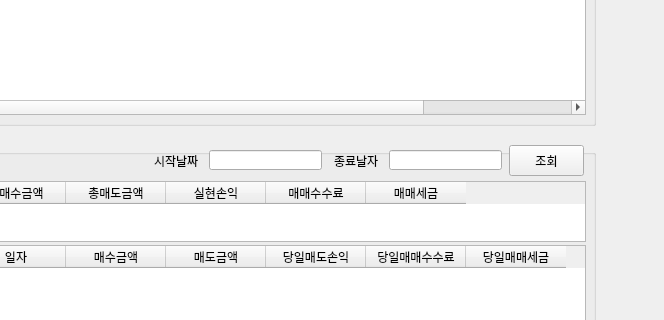
Above: MyTrader.ui from pjm8702/jasam before the change; both pictures show x 385 to 1049 and y 195 to 515 of the 1308 by 856 pixel window. Below: the same form after it.
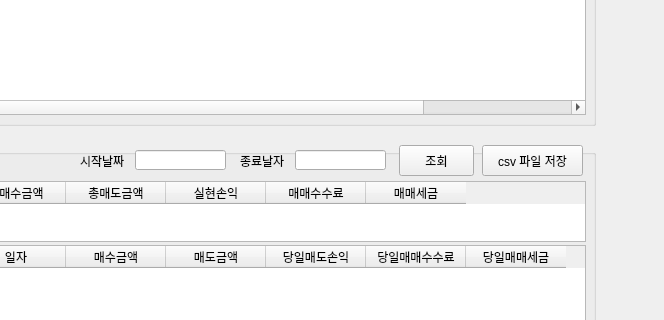
That is the form after the change.

Commit message: 실현손익 csv 파일 저장 추가

```diff
--- a/MyTrader.ui
+++ b/MyTrader.ui
@@ -436,7 +436,7 @@
     <widget class="QPushButton" name="pushButton_4">
      <property name="geometry">
       <rect>
-       <x>554</x>
+       <x>444</x>
        <y>10</y>
        <width>75</width>
        <height>31</height>
@@ -449,7 +449,7 @@
     <widget class="QLabel" name="label">
      <property name="geometry">
       <rect>
-       <x>199</x>
+       <x>125</x>
        <y>16</y>
        <width>61</width>
        <height>20</height>
@@ -462,7 +462,7 @@
     <widget class="QLabel" name="label_2">
      <property name="geometry">
       <rect>
-       <x>379</x>
+       <x>285</x>
        <y>20</y>
        <width>56</width>
        <height>12</height>
@@ -475,9 +475,9 @@
     <widget class="QLineEdit" name="lineEdit">
      <property name="geometry">
       <rect>
-       <x>254</x>
+       <x>180</x>
        <y>15</y>
-       <width>113</width>
+       <width>91</width>
        <height>20</height>
       </rect>
      </property>
@@ -485,13 +485,26 @@
     <widget class="QLineEdit" name="lineEdit_2">
      <property name="geometry">
       <rect>
-       <x>434</x>
+       <x>340</x>
        <y>15</y>
-       <width>113</width>
+       <width>91</width>
        <height>20</height>
       </rect>
      </property>
     </widget>
+    <widget class="QPushButton" name="pushButton_8">
+     <property name="geometry">
+      <rect>
+       <x>527</x>
+       <y>10</y>
+       <width>101</width>
+       <height>31</height>
+      </rect>
+     </property>
+     <property name="text">
+      <string>csv 파일 저장</string>
+     </property>
+    </widget>
    </widget>
    <widget class="QPushButton" name="pushButton_5">
     <property name="geometry">
```
The commit also changes 2 other files.
